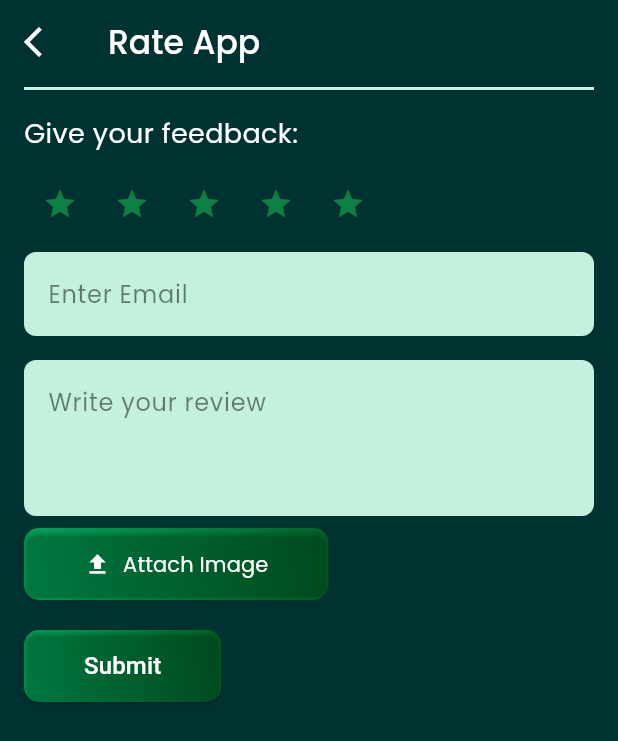
After one commit to Gul-Is-Here/Community-App, a Flutter app: the RateAppPage screen opened directly, on a phone screen of 412 x 824 dp. The commit adds this screen. Shown: the top 741 px of the screen. Run offline on Flutter 3.47's test engine with Material 3 defaults, Android fonts, the phone set to English and light mode, and no system bars; our stand-ins replace animated_notch_bottom_bar, audio_service, audioplayers, carousel_slider, cloud_firestore, dio and 22 more; missing offline and left inert: auto_scroll_text, blinking_text, flutter_qiblah, islamic_hijri_calendar, overlay_loader_with_app_icon; accounts and stored records are empty; generated files the repository leaves out were written again; network calls fail; statements that could not run were skipped.

Commit message:
'13/2/2025 '

```diff
--- /dev/null
+++ b/lib/app_classes/rate_our_app_services.dart
@@ -0,0 +1,42 @@
+import 'dart:convert';
+import 'package:http/http.dart' as http;
+
+class ApiService {
+  final String baseUrl =
+      "https://rosenbergcommunitycenter.org/api/RateAppAPI?access=7b150e45-e0c1-43bc-9290-3c0bf6473a51332";
+
+  Future<bool> rateApp({
+    required int rating,
+    String? email,
+    String? review,
+    String? attachmentPath, // Optional attachment (currently not supported in `http`)
+  }) async {
+    try {
+      var request = http.MultipartRequest('POST', Uri.parse(baseUrl));
+
+      // Add fields
+      request.fields['rating'] = rating.toString();
+      request.fields['email'] = email ?? "";
+      request.fields['review'] = review ?? "";
+
+      // If there's an attachment, add it
+      if (attachmentPath != null && attachmentPath.isNotEmpty) {
+        request.files.add(await http.MultipartFile.fromPath('attachment', attachmentPath));
+      }
+
+      var streamedResponse = await request.send();
+      var response = await http.Response.fromStream(streamedResponse);
+
+      if (response.statusCode == 200) {
+        print("Success: ${response.body}");
+        return true;
+      } else {
+        print("Failed: ${response.statusCode} - ${response.body}");
+        return false;
+      }
+    } catch (e) {
+      print("Error sending rating: $e");
+      return false;
+    }
+  }
+}
--- a/lib/controllers/contact_uc_controller.dart
+++ b/lib/controllers/contact_uc_controller.dart
@@ -35,4 +35,9 @@ class ContactFormController extends GetxController {
       isLoading(false);
     }
   }
+
+
+
+  // Rate Our App Post Method
+
 }
--- /dev/null
+++ b/lib/controllers/rate_app_controller.dart
@@ -0,0 +1,42 @@
+import 'package:community_islamic_app/constants/color.dart';
+import 'package:flutter/material.dart';
+import 'package:get/get.dart';
+import '../app_classes/rate_our_app_services.dart';
+
+class RateAppController extends GetxController {
+  var isLoading = false.obs;
+  final ApiService _apiService = ApiService();
+
+  Future<void> sendRating({
+    required int rating,
+    String? email,
+    String? review,
+    String? attachmentPath,
+  }) async {
+    try {
+      isLoading.value = true;
+      bool success = await _apiService.rateApp(
+        rating: rating,
+        email: email,
+        review: review,
+        attachmentPath: attachmentPath,
+      );
+
+      if (success) {
+        Get.snackbar("Success", "Rating Submitted Successfully",
+            snackPosition: SnackPosition.BOTTOM,
+            backgroundColor: secondaryColor,
+            colorText: Get.theme.cardColor);
+      } else {
+        Get.snackbar("Error", "Failed to submit rating",
+            snackPosition: SnackPosition.BOTTOM,
+            backgroundColor: Colors.red,
+            colorText: Get.theme.cardColor);
+      }
+    } catch (e) {
+      print("Error: $e");
+    } finally {
+      isLoading.value = false;
+    }
+  }
+}
--- /dev/null
+++ b/lib/views/contact_us/rate_Out_app.dart
@@ -0,0 +1,213 @@
+import 'package:community_islamic_app/constants/color.dart';
+import 'package:flutter/material.dart';
+import 'package:get/get.dart';
+
+import 'package:image_picker/image_picker.dart';
+
+import '../../controllers/rate_app_controller.dart';
+
+class RateAppPage extends StatelessWidget {
+  final RateAppController controller = Get.put(RateAppController());
+
+  final TextEditingController emailController = TextEditingController();
+  final TextEditingController reviewController = TextEditingController();
+  RxInt selectedRating = 5.obs;
+  RxString attachmentPath = ''.obs;
+
+  @override
+  Widget build(BuildContext context) {
+    return Scaffold(
+      appBar: AppBar(
+        bottom: PreferredSize(
+            preferredSize: const Size.fromHeight(4.0),
+            child: Padding(
+              padding: const EdgeInsets.symmetric(horizontal: 16.0),
+              child: Container(
+                color: lightColor,
+                height: 2.0,
+              ),
+            )),
+        leading: IconButton(
+            onPressed: () {
+              Navigator.of(context).pop();
+            },
+            icon: Icon(
+              Icons.arrow_back_ios,
+              color: whiteColor,
+            )),
+        backgroundColor: primaryColor,
+        title: const Text(
+          'Rate App',
+          style: TextStyle(color: Colors.white, fontFamily: popinsMedium),
+        ),
+      ),
+      backgroundColor: primaryColor,
+      body: Padding(
+        padding: const EdgeInsets.all(16.0),
+        child: Column(
+          crossAxisAlignment: CrossAxisAlignment.start,
+          children: [
+            const Text(
+              'Give your feedback:',
+              style: TextStyle(
+                  color: Colors.white, fontSize: 18, fontFamily: popinsRegulr),
+            ),
+            const SizedBox(height: 10),
+
+            /// Rating Stars
+            Obx(() => Row(
+                  children: List.generate(5, (index) {
+                    return IconButton(
+                      icon: Icon(
+                        index < selectedRating.value
+                            ? Icons.star
+                            : Icons.star_border,
+                        color: secondaryColor,
+                      ),
+                      onPressed: () {
+                        selectedRating.value = index + 1;
+                      },
+                    );
+                  }),
+                )),
+
+            /// Email Input
+            _buildInputField(
+                controller: emailController,
+                label: "Email",
+                hint: "Enter Email"),
+
+            /// Review Input
+            _buildInputField(
+                controller: reviewController,
+                label: "Review",
+                hint: "Write your review",
+                maxLines: 3),
+
+            /// Upload Image Button
+            Obx(() => Column(
+                  crossAxisAlignment: CrossAxisAlignment.start,
+                  children: [
+                    if (attachmentPath.value.isNotEmpty)
+                      Padding(
+                        padding: const EdgeInsets.symmetric(vertical: 8),
+                        child: Text(
+                          "Attachment: ${attachmentPath.value.split('/').last}",
+                          style: const TextStyle(
+                              color: Colors.white, fontFamily: popinsRegulr),
+                        ),
+                      ),
+                    Container(
+                      decoration: BoxDecoration(
+                        borderRadius: BorderRadius.circular(10),
+                        gradient: const LinearGradient(
+                          begin: Alignment.bottomLeft,
+                          end: Alignment.centerRight,
+                          colors: [Color(0xFF00A559), Color(0xFF006627)],
+                        ),
+                      ),
+                      child: ElevatedButton.icon(
+                        style: ElevatedButton.styleFrom(
+                          backgroundColor: Colors.transparent,
+                          padding: const EdgeInsets.symmetric(
+                              horizontal: 40, vertical: 12),
+                          shape: RoundedRectangleBorder(
+                            borderRadius: BorderRadius.circular(8),
+                          ),
+                        ),
+                        onPressed: () async {
+                          final ImagePicker picker = ImagePicker();
+                          final XFile? image = await picker.pickImage(
+                              source: ImageSource.gallery);
+
+                          if (image != null) {
+                            attachmentPath.value = image.path;
+                          }
+                        },
+                        icon: Icon(
+                          Icons.upload,
+                          color: whiteColor,
+                        ),
+                        label: Text(
+                          "Attach Image",
+                          style: TextStyle(
+                              fontFamily: popinsRegulr, color: whiteColor),
+                        ),
+                      ),
+                    ),
+                  ],
+                )),
+
+            const SizedBox(height: 20),
+
+            /// Submit Button
+            Container(
+              decoration: BoxDecoration(
+                borderRadius: BorderRadius.circular(10),
+                gradient: const LinearGradient(
+                  begin: Alignment.bottomLeft,
+                  end: Alignment.centerRight,
+                  colors: [Color(0xFF00A559), Color(0xFF006627)],
+                ),
+              ),
+              child: Obx(() => ElevatedButton(
+                    style: ElevatedButton.styleFrom(
+                      backgroundColor: Colors.transparent,
+                      padding: const EdgeInsets.symmetric(
+                          horizontal: 40, vertical: 12),
+                      shape: RoundedRectangleBorder(
+                        borderRadius: BorderRadius.circular(8),
+                      ),
+                    ),
+                    onPressed: () async {
+                      await controller.sendRating(
+                        rating: selectedRating.value,
+                        email: emailController.text,
+                        review: reviewController.text,
+                        attachmentPath: attachmentPath.value.isNotEmpty
+                            ? attachmentPath.value
+                            : null,
+                      );
+                    },
+                    child: controller.isLoading.value
+                        ? const CircularProgressIndicator(color: Colors.white)
+                        : const Text(
+                            "Submit",
+                            style: TextStyle(color: Colors.white, fontSize: 16),
+                          ),
+                  )),
+            ),
+          ],
+        ),
+      ),
+    );
+  }
+
+  Widget _buildInputField({
+    required TextEditingController controller,
+    required String label,
+    required String hint,
+    int maxLines = 1,
+  }) {
+    return Padding(
+      padding: const EdgeInsets.symmetric(vertical: 8),
+      child: TextField(
+        cursorColor: primaryColor,
+        controller: controller,
+        maxLines: maxLines,
+        style: const TextStyle(color: Colors.black),
+        decoration: InputDecoration(
+          hintText: hint,
+          hintStyle: TextStyle(
+              color: Colors.black.withOpacity(.5), fontFamily: popinsRegulr),
+          filled: true,
+          fillColor: lightColor,
+          border: OutlineInputBorder(
+            borderRadius: BorderRadius.circular(8),
+            borderSide: BorderSide.none,
+          ),
+        ),
+      ),
+    );
+  }
+}
--- a/lib/widgets/custome_drawer.dart
+++ b/lib/widgets/custome_drawer.dart
@@ -8,6 +8,7 @@ import 'package:community_islamic_app/views/auth_screens/login_screen.dart';
 import 'package:community_islamic_app/views/auth_screens/registration_screen.dart';
 import 'package:community_islamic_app/views/azan_settings/azan_settings_screen.dart';
 import 'package:community_islamic_app/views/contact_us/contact_us_screen.dart';
+import 'package:community_islamic_app/views/contact_us/rate_Out_app.dart';
 import 'package:community_islamic_app/views/home_screens/home_screen.dart';
 import 'package:community_islamic_app/views/profile_screen/profile_screen.dart';
 import 'package:flutter/material.dart';
@@ -353,13 +354,13 @@ class _CustomDrawerState extends State<CustomDrawer> {
                 height: 24,
                 width: 24,
               ),
-              title: Text('Our Promise',
+              title: Text('Rate Our App',
                   style: TextStyle(
                       fontFamily: popinsRegulr,
                       fontSize: 14,
                       color: whiteColor)),
               onTap: () {
-                // Navigate to a proper screen for "Our Promise"
+                Get.to(() => RateAppPage());
               },
             ),
             ListTile(
```
Also changed, not shown: lib/widgets/customized_mobile_layout.dart (+74 -62 lines).
